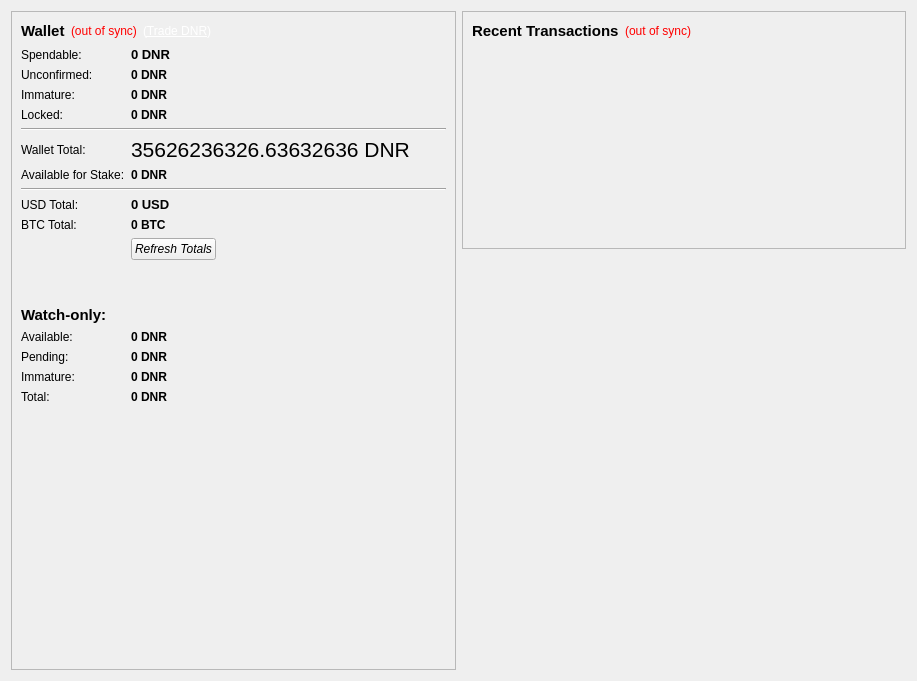
metaspartan/denarius, file src/qt/forms/overviewpage.ui: the form before one commit.
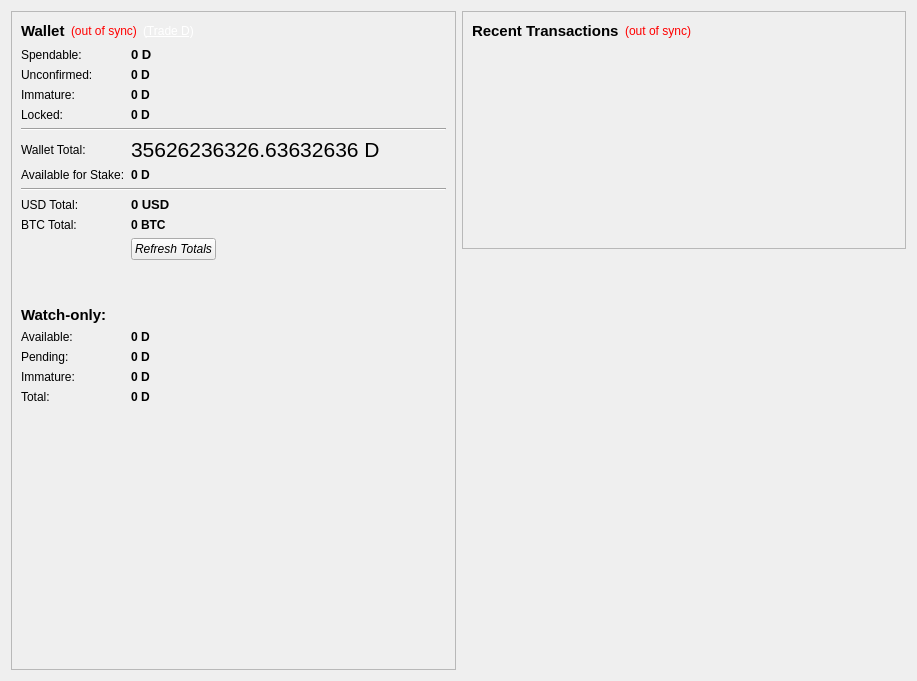
The form after the commit. Icons and pictures are not drawn.

The edit to the form file:
```diff
--- a/src/qt/forms/overviewpage.ui
+++ b/src/qt/forms/overviewpage.ui
@@ -63,7 +63,7 @@
              <cursorShape>PointingHandCursor</cursorShape>
             </property>
             <property name="text">
-             <string>&lt;div style=&quot;color: #fff;&quot;&gt;(&lt;a href=&quot;https://www.cryptopia.co.nz/Exchange/?market=DNR_BTC&quot; style=&quot;color: #fff;&quot;&gt;Trade DNR&lt;/a&gt;)&lt;/div&gt;</string>
+             <string>&lt;div style=&quot;color: #fff;&quot;&gt;(&lt;a href=&quot;https://www.cryptopia.co.nz/Exchange/?market=D_BTC&quot; style=&quot;color: #fff;&quot;&gt;Trade D&lt;/a&gt;)&lt;/div&gt;</string>
             </property>
             <property name="openExternalLinks">
              <bool>true</bool>
@@ -109,7 +109,7 @@
              <string>Total of coins that was staked, and do not yet count toward the current balance</string>
             </property>
             <property name="text">
-             <string notr="true">0 DNR</string>
+             <string notr="true">0 D</string>
             </property>
             <property name="textInteractionFlags">
              <set>Qt::LinksAccessibleByMouse|Qt::TextSelectableByKeyboard|Qt::TextSelectableByMouse</set>
@@ -132,7 +132,7 @@
              <string>Your current total balance</string>
             </property>
             <property name="text">
-             <string notr="true">35626236326.63632636 DNR</string>
+             <string notr="true">35626236326.63632636 D</string>
             </property>
             <property name="textInteractionFlags">
              <set>Qt::LinksAccessibleByMouse|Qt::TextSelectableByKeyboard|Qt::TextSelectableByMouse</set>
@@ -161,7 +161,7 @@
              <string>Current total balance in watch-only addresses</string>
             </property>
             <property name="text">
-             <string notr="true">0 DNR</string>
+             <string notr="true">0 D</string>
             </property>
             <property name="alignment">
              <set>Qt::AlignLeading|Qt::AlignLeft|Qt::AlignVCenter</set>
@@ -186,7 +186,7 @@
              <string>Mined balance in watch-only addresses that has not yet matured</string>
             </property>
             <property name="text">
-             <string notr="true">0 DNR</string>
+             <string notr="true">0 D</string>
             </property>
             <property name="alignment">
              <set>Qt::AlignLeading|Qt::AlignLeft|Qt::AlignVCenter</set>
@@ -211,7 +211,7 @@
              <string>Your current balance in watch-only addresses</string>
             </property>
             <property name="text">
-             <string notr="true">0 DNR</string>
+             <string notr="true">0 D</string>
             </property>
             <property name="alignment">
              <set>Qt::AlignLeading|Qt::AlignLeft|Qt::AlignVCenter</set>
@@ -257,7 +257,7 @@
              <string>Your current spendable balance</string>
             </property>
             <property name="text">
-             <string notr="true">0 DNR</string>
+             <string notr="true">0 D</string>
             </property>
             <property name="textInteractionFlags">
              <set>Qt::LinksAccessibleByMouse|Qt::TextSelectableByKeyboard|Qt::TextSelectableByMouse</set>
@@ -322,7 +322,7 @@
              <string>Balance from new stakes or coins that is not mature enough to be spent</string>
             </property>
             <property name="text">
-             <string notr="true">0 DNR</string>
+             <string notr="true">0 D</string>
             </property>
             <property name="textInteractionFlags">
              <set>Qt::LinksAccessibleByMouse|Qt::TextSelectableByKeyboard|Qt::TextSelectableByMouse</set>
@@ -344,7 +344,7 @@
              <string>Total of transactions that have yet to be confirmed, and do not yet count toward the current balance</string>
             </property>
             <property name="text">
-             <string notr="true">0 DNR</string>
+             <string notr="true">0 D</string>
             </property>
             <property name="textInteractionFlags">
              <set>Qt::LinksAccessibleByMouse|Qt::TextSelectableByKeyboard|Qt::TextSelectableByMouse</set>
@@ -504,7 +504,7 @@
              <string>Unconfirmed transactions to watch-only addresses</string>
             </property>
             <property name="text">
-             <string notr="true">0 DNR</string>
+             <string notr="true">0 D</string>
             </property>
             <property name="alignment">
              <set>Qt::AlignLeading|Qt::AlignLeft|Qt::AlignVCenter</set>
@@ -529,7 +529,7 @@
              <string>Balance locked from usage, e.g. masternode collateral</string>
             </property>
             <property name="text">
-             <string>0 DNR</string>
+             <string>0 D</string>
             </property>
             <property name="textInteractionFlags">
              <set>Qt::TextSelectableByKeyboard|Qt::TextSelectableByMouse</set>
```
